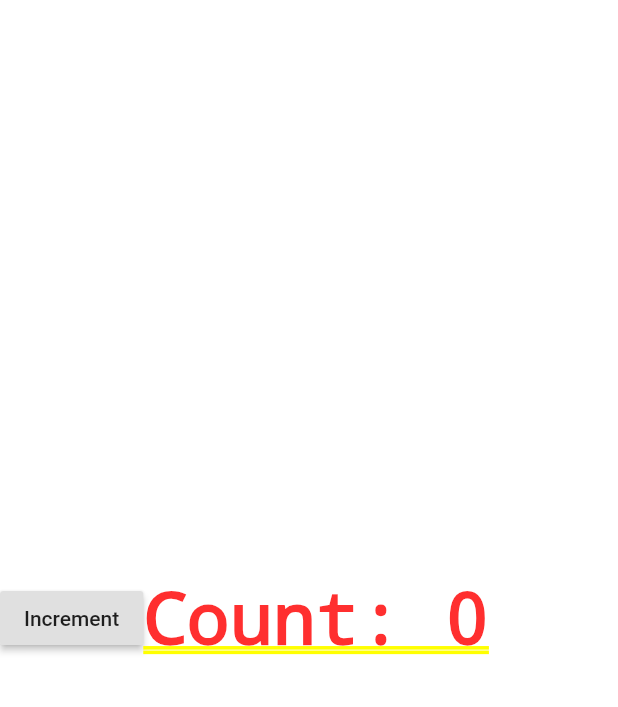
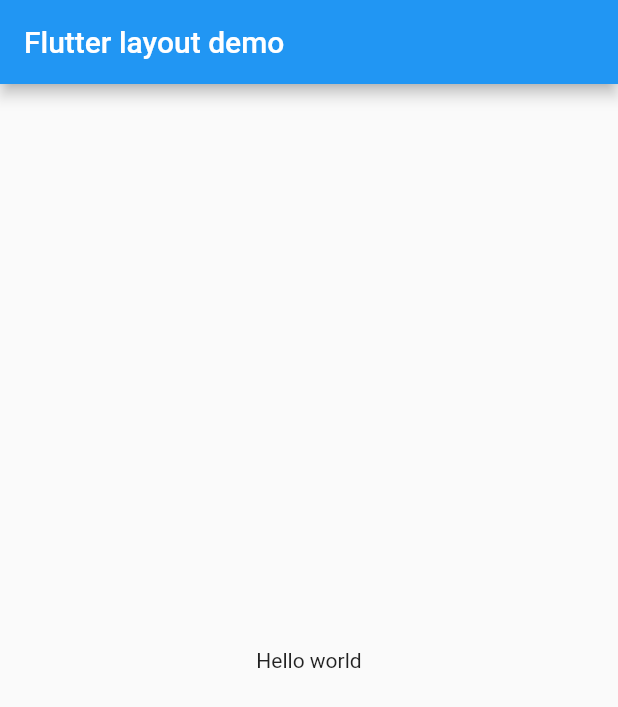
Before and after one commit to likunpeng/Flutter_LKP, a Flutter app: the screen it shows after launch, on a phone screen of 412 x 824 dp. Shown: the top 707 px of the screen. Run offline on Flutter 3.47's test engine with Material 2 defaults, Android fonts, the phone set to English and light mode, and no system bars.

Commit message:
写一个简单的Material布局

```diff
--- a/studyflutter/lib/main.dart
+++ b/studyflutter/lib/main.dart
@@ -3,156 +3,22 @@
 void main() {
   runApp(MaterialApp(
     title: 'Flutter Tutorial',
-    home: Counter(),
+    home: MyApp(),
   ));
 }
 
-class CounterDisplay extends StatelessWidget {
-  CounterDisplay({this.count});
-
-  final int count;
-
+class MyApp extends StatelessWidget {
   @override
   Widget build(BuildContext context) {
-    return Text('Count: $count');
-  }
-}
-
-class CounterIncrementor extends StatelessWidget {
-  CounterIncrementor({this.onPressed});
-
-  final VoidCallback onPressed;
-
-  @override
-  Widget build(BuildContext context) {
-    return RaisedButton(
-      onPressed: onPressed,
-      child: Text('Increment'),
-    );
-  }
-}
-
-class Counter extends StatefulWidget {
-  @override
-  _CounterState createState() => _CounterState();
-}
-
-class _CounterState extends State<Counter> {
-  int _counter = 0;
-
-  void _increment() {
-    setState(() {
-      ++_counter;
-    });
-  }
-
-  @override
-  Widget build(BuildContext context) {
-    return Row(children: <Widget>[
-      CounterIncrementor(onPressed: _increment),
-      CounterDisplay(count: _counter),
-    ]);
-  }
-}
-
-/*class Counter extends StatefulWidget {
-  // This class is the configuration for the state. It holds the
-  // values (in this case nothing) provided by the parent and used by the build
-  // method of the State. Fields in a Widget subclass are always marked "final".
-
-  @override
-  _CounterState createState() => _CounterState();
-}
-
-class _CounterState extends State<Counter> {
-  int _counter = 0;
-
-  void _increment() {
-    setState(() {
-      // This call to setState tells the Flutter framework that
-      // something has changed in this State, which causes it to rerun
-      // the build method below so that the display can reflect the
-      // updated values. If you change _counter without calling
-      // setState(), then the build method won't be called again,
-      // and so nothing would appear to happen.
-  print("state method");
-      _counter++;
-    });
-  }
-
-  @override
-  Widget build(BuildContext context) {
-    // This method is rerun every time setState is called, for instance
-    // as done by the _increment method above.
-    // The Flutter framework has been optimized to make rerunning
-    // build methods fast, so that you can just rebuild anything that
-    // needs updating rather than having to individually change
-    // instances of widgets.
-    print("---------------");
-    return Row(
-      children: <Widget>[
-        RaisedButton(
-          onPressed: _increment,
-          child: Text('Increment'),
+    return MaterialApp(
+      home: Scaffold(
+        appBar: AppBar(
+          title: Text('Flutter layout demo'),
         ),
-        Text('Count: $_counter'),
-      ],
-    );
-  }
-}*/
-
-class MyButton extends StatelessWidget {
-  @override
-  Widget build(BuildContext context) {
-    return GestureDetector(
-      onTap: () {
-        print('MyButton was tapped!');
-      },
-      child: Container(
-        height: 36.0,
-        padding: const EdgeInsets.all(8.0),
-        margin: const EdgeInsets.symmetric(horizontal: 8.0),
-        decoration: BoxDecoration(
-          borderRadius: BorderRadius.circular(5.0),
-          color: Colors.lightGreen[500],
-        ),
-        child: Center(
-          child: Text('Engage'),
+        body: Center(
+          child: Text('Hello world'),
         ),
       ),
     );
   }
 }
-
-class TutorialHome extends StatelessWidget {
-  @override
-  Widget build(BuildContext context) {
-    // Scaffold is a layout for the major Material Components.
-    return Scaffold(
-      appBar: AppBar(
-        leading: IconButton(
-          icon: Icon(Icons.menu),
-          tooltip: 'Navigation menu',
-          onPressed: null,
-        ),
-        title: Text('Example title'),
-        actions: <Widget>[
-          IconButton(
-            icon: Icon(Icons.search),
-            tooltip: 'Search',
-            onPressed: null,
-          ),
-        ],
-      ),
-      // body is the majority of the screen.
-      body: Center(
-        child: Text('Hello, world!'),
-      ),
-      floatingActionButton: FloatingActionButton(
-        tooltip: 'Add', // used by assistive technologies
-        child: Icon(Icons.add),
-        onPressed: null,
-      ),
-    );
-  }
-}
```
